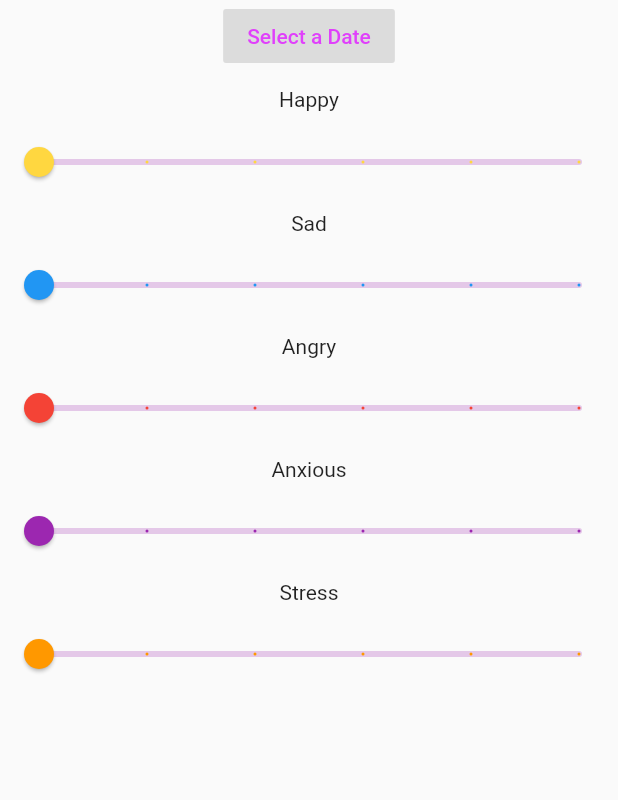
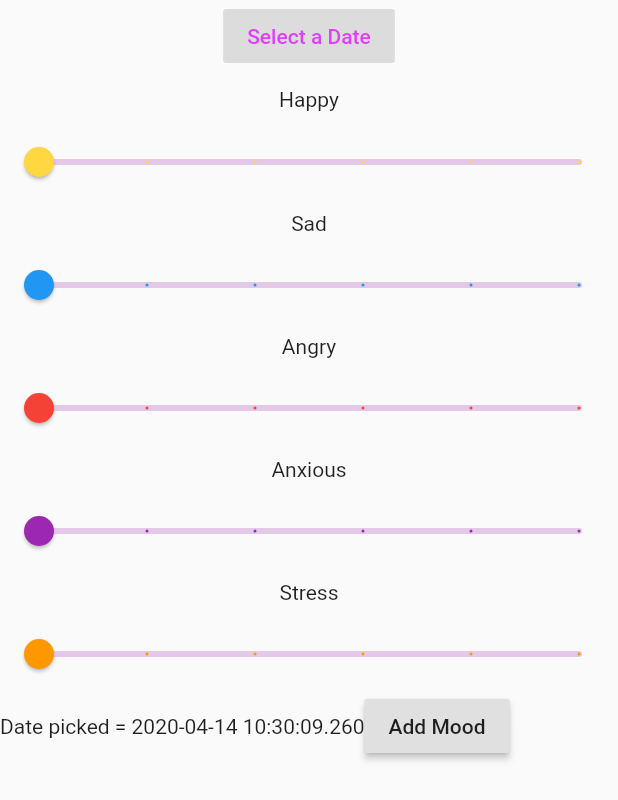
Before and after one commit to Jgrt04/VisiMood, a Flutter app: the AddMood screen opened directly, after a tap on "Select a Date", on a phone screen of 412 x 824 dp. Shown: the top 800 px of the screen. Run offline on Flutter 3.47's test engine with Material 2 defaults, Android fonts, the phone set to English and light mode, and no system bars; our stand-ins replace flutter_datetime_picker, table_calendar.

Commit message:
Added AddMood button to pass DateTime value

```diff
--- a/lib/addMood.dart
+++ b/lib/addMood.dart
@@ -1,5 +1,6 @@
 import 'package:flutter/cupertino.dart';
 import 'package:flutter/material.dart';
+import 'package:flutter2/calendar.dart';
 import 'package:flutter_datetime_picker/flutter_datetime_picker.dart';
 
 class CustomPicker extends CommonPickerModel {
@@ -24,14 +25,16 @@ class CustomPicker extends CommonPickerModel {
             currentTime.day,
             this.currentLeftIndex(),
             this.currentMiddleIndex(),
-            this.currentRightIndex())
+            this.currentRightIndex()
+          )
         : DateTime(
             currentTime.year,
             currentTime.month,
             currentTime.day,
             this.currentLeftIndex(),
             this.currentMiddleIndex(),
-            this.currentRightIndex());
+            this.currentRightIndex()
+          );
   }
 }
 
@@ -46,6 +49,7 @@ class AddMoodState extends State<AddMood> {
   double _angryRating = 0.0;
   double _stressRating = 0.0;
   double _anxiousRating = 0.0;
+  DateTime datePicked = DateTime.now();
 
   @override
   Widget build(BuildContext context) {
@@ -72,14 +76,13 @@ class AddMoodState extends State<AddMood> {
                               doneStyle:
                                   TextStyle(color: Colors.black, fontSize: 16)),
                           onChanged: (date) {
-                            print('change $date in time zone ' +
+                        print('change $date in time zone ' +
                             date.timeZoneOffset.inHours.toString());
                       }, onConfirm: (date) {
                         print('confirm $date');
-                      },
-                          currentTime: DateTime.now(),
-                          locale:
-                          LocaleType.en);
+                        datePicked = date;
+                        setState(() => datePicked = date);
+                      }, currentTime: DateTime.now(), locale: LocaleType.en);
                     },
                     color: Colors.black12,
                     elevation: 0.0,
@@ -168,7 +171,7 @@ class AddMoodState extends State<AddMood> {
           new Slider(
             value: _stressRating,
             onChanged: (newRating) {
-              setState(() => _stressRating = newRating);
+             setState(() => _stressRating = newRating);
             },
             activeColor: Colors.orange,
             min: 0,
@@ -176,6 +179,19 @@ class AddMoodState extends State<AddMood> {
             divisions: 5,
             label: _stressRating.toInt().toString(),
           ),
+          Row(
+            children: <Widget>[
+              new Text("Date picked = $datePicked"),
+              RaisedButton(
+                child: Text("Add Mood"),
+                onPressed: (){
+                  Navigator.of(context).push(MaterialPageRoute(
+                    builder: (context) => CalendarPage(datePicked : datePicked),
+                  ));
+                },
+              ),
+            ],
+          ),
         ],
       ),
     );
```
Also changed, not shown: lib/calendar.dart (+13 -6 lines).
